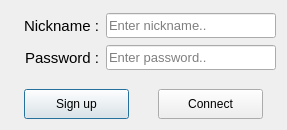
Old version of the form Client/src/dialog/logindiag.ui in the repository Nexus-Software/cpp_babel.
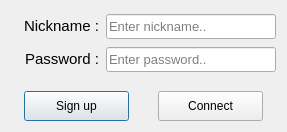
New version of the form.

Commit message: ModifyElementsName(refactor): Login Dialog refactored elements names

Diff of the .ui file:
```diff
--- a/Client/src/dialog/logindiag.ui
+++ b/Client/src/dialog/logindiag.ui
@@ -7,7 +7,7 @@
     <x>0</x>
     <y>0</y>
     <width>287</width>
-    <height>130</height>
+    <height>132</height>
    </rect>
   </property>
   <property name="windowTitle">
```
Left out of the diff: 8 changed lines with no effect on the pictures.
